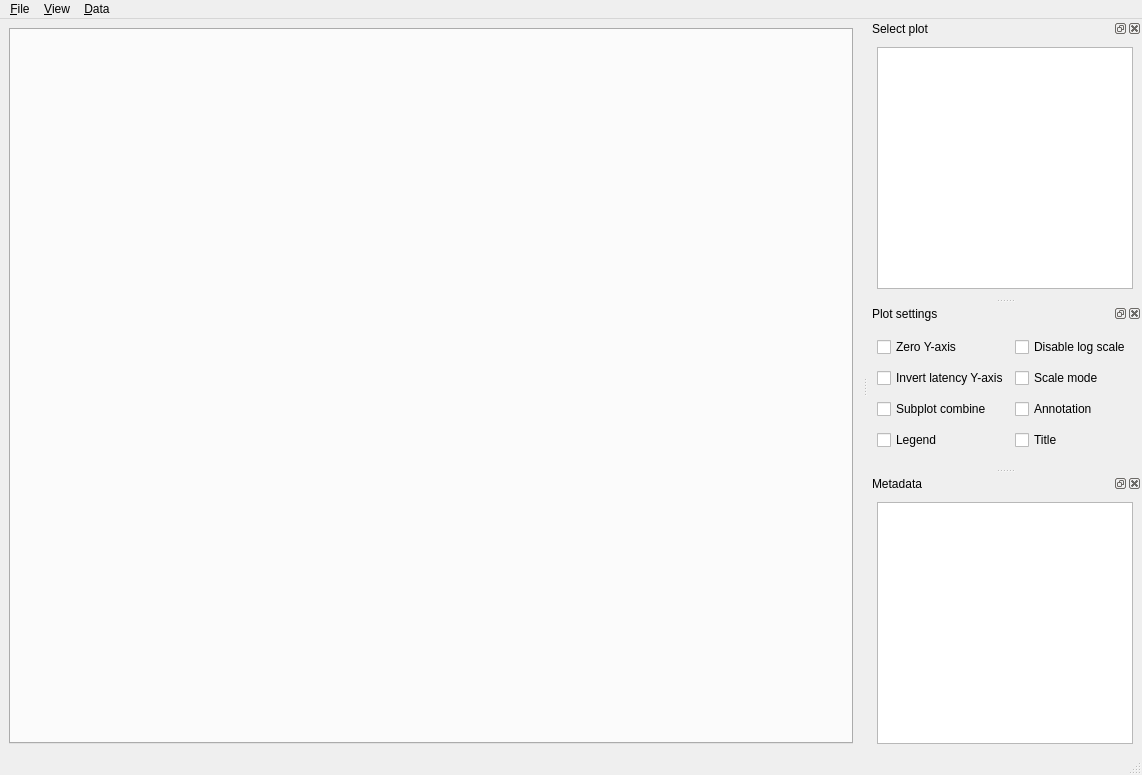
First picture: the form in ui/mainwindow.ui, repository tohojo/flent, before the edit.
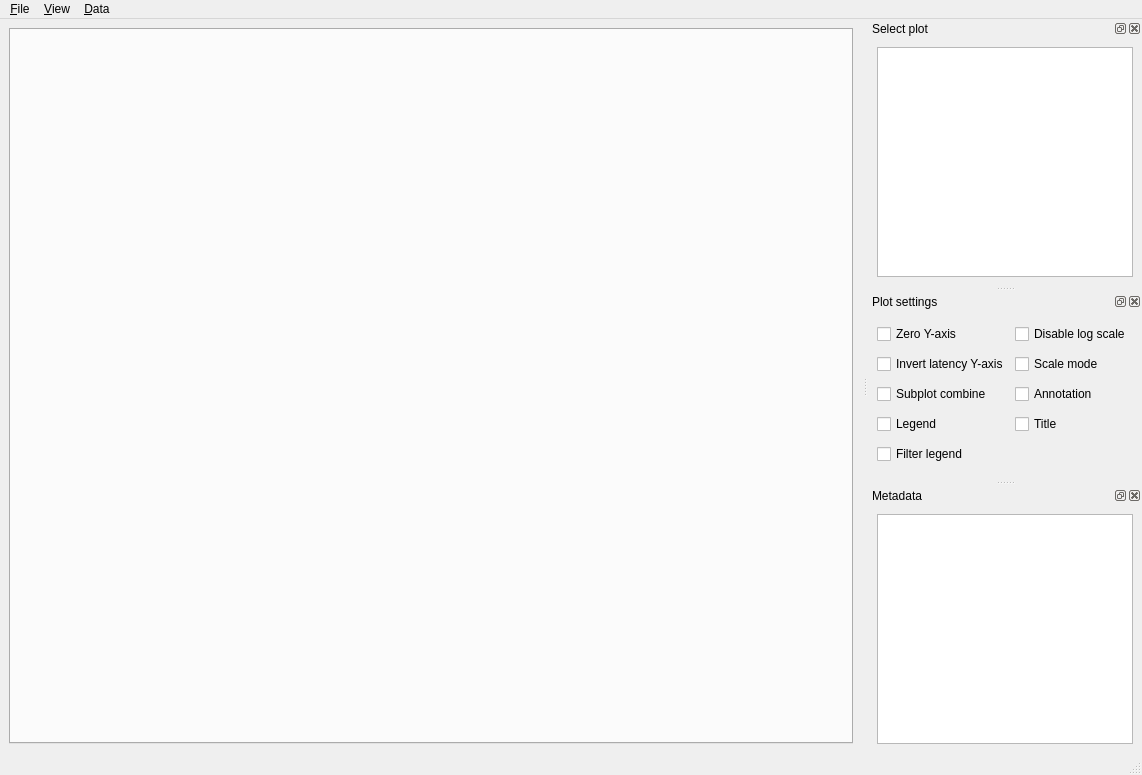
Second picture: the form after the edit.

Commit message: Add --filter-legend option to filter legend labels by longest common substring.

```diff
--- a/ui/mainwindow.ui
+++ b/ui/mainwindow.ui
@@ -216,6 +216,19 @@
        </property>
       </widget>
      </item>
+     <item row="4" column="0">
+      <widget class="QCheckBox" name="checkFilterLegend">
+       <property name="toolTip">
+        <string>Filter legend labels by removing the longest common substring from all entries.</string>
+       </property>
+       <property name="statusTip">
+        <string>Filter legend labels by removing the longest common substring from all entries.</string>
+       </property>
+       <property name="text">
+        <string>Filter legend</string>
+       </property>
+      </widget>
+     </item>
     </layout>
    </widget>
   </widget>
```
Left out of the diff: 26 changed lines with no effect on the pictures. The commit also changes 3 other files.
